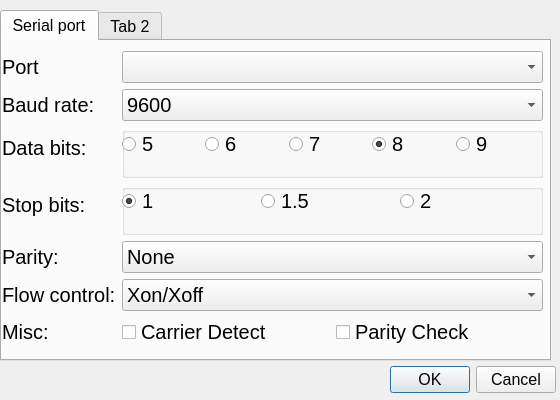
Above: src/gui/settingsdialog.ui from federeghe/olinuxino-aerolab before the change. Below: the same form after it.
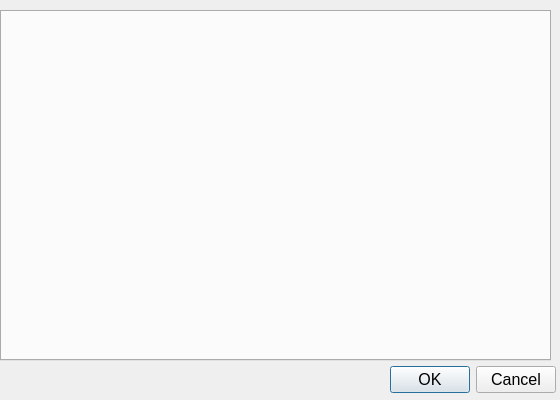
That is the form after the change.

```diff
--- a/src/gui/settingsdialog.ui
+++ b/src/gui/settingsdialog.ui
@@ -60,447 +60,7 @@
      <pointsize>12</pointsize>
     </font>
    </property>
-   <widget class="QWidget" name="serialTab">
-    <attribute name="title">
-     <string>Serial port</string>
-    </attribute>
-    <widget class="QWidget" name="formLayoutWidget">
-     <property name="geometry">
-      <rect>
-       <x>0</x>
-       <y>10</y>
-       <width>541</width>
-       <height>301</height>
-      </rect>
-     </property>
-     <property name="font">
-      <font>
-       <pointsize>15</pointsize>
-      </font>
-     </property>
-     <layout class="QFormLayout" name="formLayout">
-      <item row="0" column="0">
-       <widget class="QLabel" name="portLbl">
-        <property name="font">
-         <font>
-          <pointsize>15</pointsize>
-         </font>
-        </property>
-        <property name="text">
-         <string>Port</string>
-        </property>
-       </widget>
-      </item>
-      <item row="0" column="1">
-       <widget class="QComboBox" name="portCmb">
-        <property name="font">
-         <font>
-          <pointsize>15</pointsize>
-         </font>
-        </property>
-       </widget>
-      </item>
-      <item row="1" column="0">
-       <widget class="QLabel" name="baudrateLbl">
-        <property name="font">
-         <font>
-          <pointsize>15</pointsize>
-         </font>
-        </property>
-        <property name="text">
-         <string>Baud rate:</string>
-        </property>
-       </widget>
-      </item>
-      <item row="1" column="1">
-       <widget class="QComboBox" name="baudrateCmb">
-        <property name="font">
-         <font>
-          <pointsize>15</pointsize>
-         </font>
-        </property>
-        <property name="currentIndex">
-         <number>7</number>
-        </property>
-        <item>
-         <property name="text">
-          <string>75</string>
-         </property>
-        </item>
-        <item>
-         <property name="text">
-          <string>110</string>
-         </property>
-        </item>
-        <item>
-         <property name="text">
-          <string>300</string>
-         </property>
-        </item>
-        <item>
-         <property name="text">
-          <string>600</string>
-         </property>
-        </item>
-        <item>
-         <property name="text">
-          <string>1200</string>
-         </property>
-        </item>
-        <item>
-         <property name="text">
-          <string>2400</string>
-         </property>
-        </item>
-        <item>
-         <property name="text">
-          <string>4800</string>
-         </property>
-        </item>
-        <item>
-         <property name="text">
-          <string>9600</string>
-         </property>
-        </item>
-        <item>
-         <property name="text">
-          <string>19200</string>
-         </property>
-        </item>
-        <item>
-         <property name="text">
-          <string>38400</string>
-         </property>
-        </item>
-        <item>
-         <property name="text">
-          <string>57600</string>
-         </property>
-        </item>
-        <item>
-         <property name="text">
-          <string>115200</string>
-         </property>
-        </item>
-       </widget>
-      </item>
-      <item row="2" column="0">
-       <widget class="QLabel" name="bitsLbl">
-        <property name="font">
-         <font>
-          <pointsize>15</pointsize>
-         </font>
-        </property>
-        <property name="text">
-         <string>Data bits:</string>
-        </property>
-       </widget>
-      </item>
-      <item row="2" column="1">
-       <widget class="QGroupBox" name="bitsGroupBox">
-        <property name="font">
-         <font>
-          <pointsize>15</pointsize>
-         </font>
-        </property>
-        <property name="title">
-         <string/>
-        </property>
-        <widget class="QWidget" name="horizontalLayoutWidget">
-         <property name="geometry">
-          <rect>
-           <x>0</x>
-           <y>0</y>
-           <width>411</width>
-           <height>35</height>
-          </rect>
-         </property>
-         <property name="font">
-          <font>
-           <pointsize>15</pointsize>
-          </font>
-         </property>
-         <layout class="QHBoxLayout" name="bitsHLBox">
-          <item>
-           <widget class="QRadioButton" name="bits5Radio">
-            <property name="font">
-             <font>
-              <pointsize>15</pointsize>
-             </font>
-            </property>
-            <property name="text">
-             <string>5</string>
-            </property>
-           </widget>
-          </item>
-          <item>
-           <widget class="QRadioButton" name="bits6Radio">
-            <property name="font">
-             <font>
-              <pointsize>15</pointsize>
-             </font>
-            </property>
-            <property name="text">
-             <string>6</string>
-            </property>
-           </widget>
-          </item>
-          <item>
-           <widget class="QRadioButton" name="bits7Radio">
-            <property name="font">
-             <font>
-              <pointsize>15</pointsize>
-             </font>
-            </property>
-            <property name="text">
-             <string>7</string>
-            </property>
-           </widget>
-          </item>
-          <item>
-           <widget class="QRadioButton" name="bits8Radio">
-            <property name="font">
-             <font>
-              <pointsize>15</pointsize>
-             </font>
-            </property>
-            <property name="text">
-             <string>8</string>
-            </property>
-            <property name="checked">
-             <bool>true</bool>
-            </property>
-           </widget>
-          </item>
-          <item>
-           <widget class="QRadioButton" name="bits9Radio">
-            <property name="font">
-             <font>
-              <pointsize>15</pointsize>
-             </font>
-            </property>
-            <property name="text">
-             <string>9</string>
-            </property>
-           </widget>
-          </item>
-         </layout>
-        </widget>
-       </widget>
-      </item>
-      <item row="3" column="0">
-       <widget class="QLabel" name="stopbitsLbl">
-        <property name="font">
-         <font>
-          <pointsize>15</pointsize>
-         </font>
-        </property>
-        <property name="text">
-         <string>Stop bits:</string>
-        </property>
-       </widget>
-      </item>
-      <item row="3" column="1">
-       <widget class="QGroupBox" name="stopGroupBox">
-        <property name="font">
-         <font>
-          <pointsize>15</pointsize>
-         </font>
-        </property>
-        <property name="title">
-         <string/>
-        </property>
-        <widget class="QWidget" name="horizontalLayoutWidget">
-         <property name="geometry">
-          <rect>
-           <x>0</x>
-           <y>0</y>
-           <width>411</width>
-           <height>35</height>
-          </rect>
-         </property>
-         <property name="font">
-          <font>
-           <pointsize>15</pointsize>
-          </font>
-         </property>
-         <layout class="QHBoxLayout" name="stopHLBox">
-          <item>
-           <widget class="QRadioButton" name="stopbits1Radio">
-            <property name="font">
-             <font>
-              <pointsize>15</pointsize>
-             </font>
-            </property>
-            <property name="text">
-             <string>1</string>
-            </property>
-            <property name="checked">
-             <bool>true</bool>
-            </property>
-           </widget>
-          </item>
-          <item>
-           <widget class="QRadioButton" name="stopbits15Radio">
-            <property name="font">
-             <font>
-              <pointsize>15</pointsize>
-             </font>
-            </property>
-            <property name="text">
-             <string>1.5</string>
-            </property>
-           </widget>
-          </item>
-          <item>
-           <widget class="QRadioButton" name="stopbits2Radio">
-            <property name="font">
-             <font>
-              <pointsize>15</pointsize>
-             </font>
-            </property>
-            <property name="text">
-             <string>2</string>
-            </property>
-           </widget>
-          </item>
-         </layout>
-        </widget>
-       </widget>
-      </item>
-      <item row="4" column="0">
-       <widget class="QLabel" name="paritybitsLbl">
-        <property name="font">
-         <font>
-          <pointsize>15</pointsize>
-         </font>
-        </property>
-        <property name="text">
-         <string>Parity:</string>
-        </property>
-       </widget>
-      </item>
-      <item row="4" column="1">
-       <widget class="QComboBox" name="parityCmb">
-        <property name="font">
-         <font>
-          <pointsize>15</pointsize>
-         </font>
-        </property>
-        <item>
-         <property name="text">
-          <string>None</string>
-         </property>
-        </item>
-        <item>
-         <property name="text">
-          <string>Odd</string>
-         </property>
-        </item>
-        <item>
-         <property name="text">
-          <string>Even</string>
-         </property>
-        </item>
-        <item>
-         <property name="text">
-          <string>Mark</string>
-         </property>
-        </item>
-        <item>
-         <property name="text">
-          <string>Space</string>
-         </property>
-        </item>
-       </widget>
-      </item>
-      <item row="5" column="0">
-       <widget class="QLabel" name="flowLbl">
-        <property name="font">
-         <font>
-          <pointsize>15</pointsize>
-         </font>
-        </property>
-        <property name="text">
-         <string>Flow control:</string>
-        </property>
-       </widget>
-      </item>
-      <item row="5" column="1">
-       <widget class="QComboBox" name="flowCmb">
-        <property name="font">
-         <font>
-          <pointsize>15</pointsize>
-         </font>
-        </property>
-        <property name="currentIndex">
-         <number>1</number>
-        </property>
-        <item>
-         <property name="text">
-          <string>None</string>
-         </property>
-        </item>
-        <item>
-         <property name="text">
-          <string>Xon/Xoff</string>
-         </property>
-        </item>
-        <item>
-         <property name="text">
-          <string>Hardware</string>
-         </property>
-        </item>
-       </widget>
-      </item>
-      <item row="6" column="0">
-       <widget class="QLabel" name="label">
-        <property name="font">
-         <font>
-          <pointsize>15</pointsize>
-         </font>
-        </property>
-        <property name="text">
-         <string>Misc:</string>
-        </property>
-       </widget>
-      </item>
-      <item row="6" column="1">
-       <layout class="QHBoxLayout" name="horizontalLayout_3">
-        <item>
-         <widget class="QCheckBox" name="carrierCheck">
-          <property name="font">
-           <font>
-            <pointsize>15</pointsize>
-           </font>
-          </property>
-          <property name="text">
-           <string>Carrier Detect</string>
-          </property>
-         </widget>
-        </item>
-        <item>
-         <widget class="QCheckBox" name="parityCheck">
-          <property name="font">
-           <font>
-            <pointsize>15</pointsize>
-           </font>
-          </property>
-          <property name="text">
-           <string>Parity Check</string>
-          </property>
-         </widget>
-        </item>
-       </layout>
-      </item>
-     </layout>
-    </widget>
-   </widget>
-   <widget class="QWidget" name="tab_2">
-    <attribute name="title">
-     <string>Tab 2</string>
-    </attribute>
-   </widget>
+
   </widget>
  </widget>
  <resources/>
```
